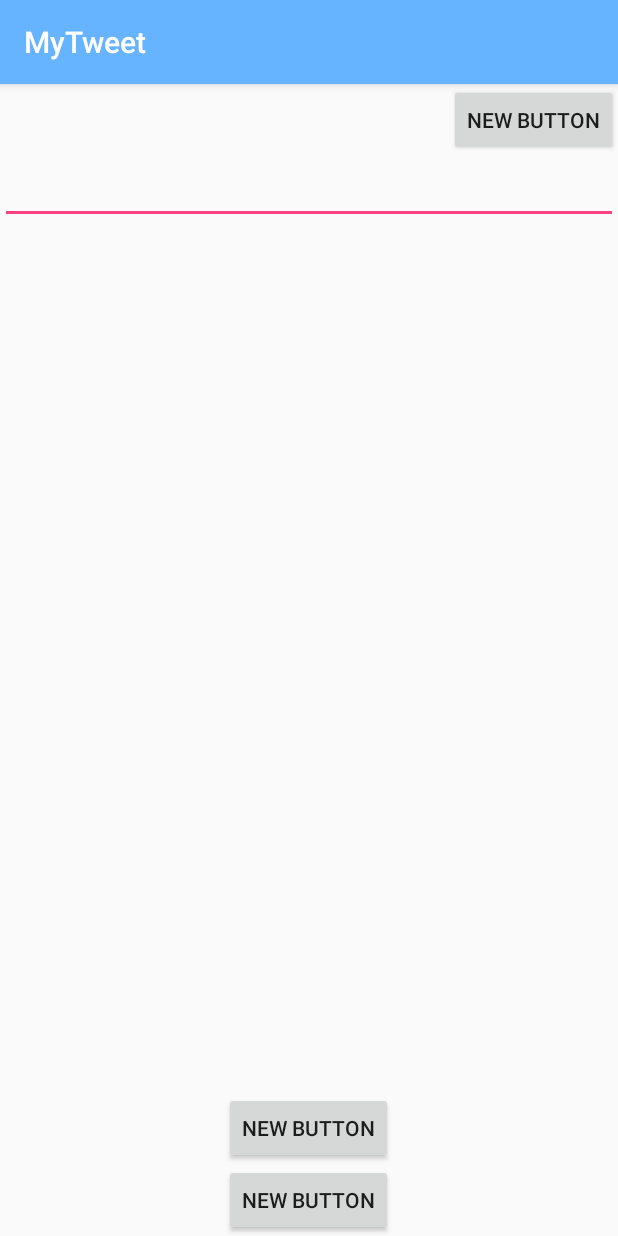
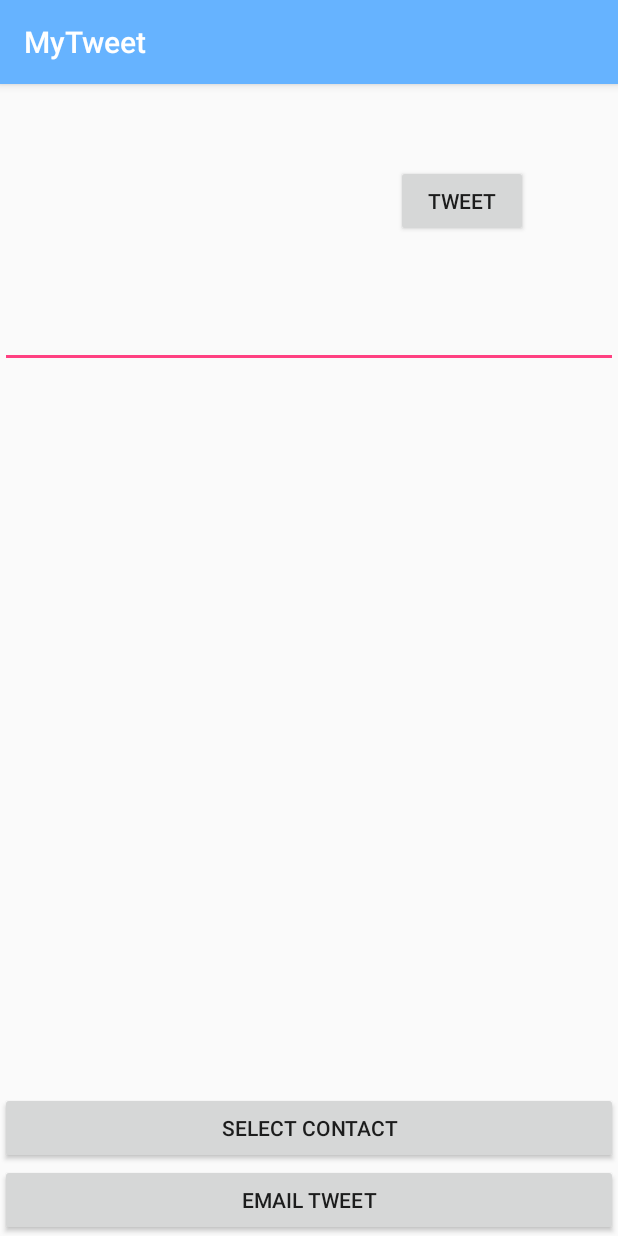
Before and after one commit to austincunningham/android-mytweet, an Android app: the MyTweet screen opened directly, with no data from a screen before it, on a phone screen of 412 x 824 dp. Run offline under Robolectric (Android 15) with nearby library versions, the phone set to English and light mode, and no system bars.

Commit message:
update mytweet layout

```diff
--- a/app/src/main/res/layout/activity_mytweet.xml
+++ b/app/src/main/res/layout/activity_mytweet.xml
@@ -6,38 +6,56 @@
     <Button
         android:layout_width="wrap_content"
         android:layout_height="wrap_content"
-        android:text="New Button"
-        android:id="@+id/button"
+        android:text="@string/selectContact"
+        android:id="@+id/selectContact"
         android:layout_gravity="right"
-        android:layout_above="@+id/button2"
-        android:layout_alignLeft="@+id/button2"
-        android:layout_alignStart="@+id/button2" />
+        android:layout_above="@+id/emailTweet"
+        android:layout_alignParentRight="true"
+        android:layout_alignParentEnd="true"
+        android:layout_alignParentLeft="true"
+        android:layout_alignParentStart="true" />
 
     <EditText
         android:layout_width="match_parent"
         android:layout_height="wrap_content"
         android:id="@+id/editText7"
         android:layout_gravity="center_horizontal"
-        android:layout_below="@+id/button5"
+        android:layout_below="@+id/Tweet"
         android:layout_alignParentLeft="true"
-        android:layout_alignParentStart="true" />
+        android:layout_alignParentStart="true"
+        android:layout_marginTop="42dp" />
 
     <Button
         android:layout_width="wrap_content"
         android:layout_height="wrap_content"
-        android:text="New Button"
-        android:id="@+id/button2"
+        android:text="@string/emailTweet"
+        android:id="@+id/emailTweet"
         android:layout_gravity="center_horizontal"
         android:layout_alignParentBottom="true"
-        android:layout_centerHorizontal="true" />
+        android:layout_alignParentLeft="true"
+        android:layout_alignParentStart="true"
+        android:layout_alignParentRight="true"
+        android:layout_alignParentEnd="true" />
 
     <Button
         android:layout_width="wrap_content"
         android:layout_height="wrap_content"
-        android:text="New Button"
-        android:id="@+id/button5"
+        android:text="@string/tweetButton"
+        android:id="@+id/Tweet"
         android:layout_gravity="center_horizontal"
+        android:layout_marginTop="54dp"
         android:layout_alignParentTop="true"
         android:layout_alignParentRight="true"
-        android:layout_alignParentEnd="true" />
+        android:layout_alignParentEnd="true"
+        android:layout_marginRight="60dp"
+        android:layout_marginEnd="60dp" />
+
+    <TextView
+        android:layout_width="wrap_content"
+        android:layout_height="wrap_content"
+        android:textAppearance="?android:attr/textAppearanceLarge"
+        android:id="@+id/characterCount"
+        android:layout_alignTop="@+id/Tweet"
+        android:layout_alignParentLeft="true"
+        android:layout_alignParentStart="true" />
 </RelativeLayout>
--- a/app/src/main/res/values/strings.xml
+++ b/app/src/main/res/values/strings.xml
@@ -14,4 +14,7 @@
     <string name="textview_signup_email_id">Email</string>
     <string name="textview_signup_password_id">Password</string>
     <string name="button_signup_view_id">Sign Up</string>
+    <string name="tweetButton">Tweet</string>
+    <string name="selectContact">Select Contact</string>
+    <string name="emailTweet">Email Tweet</string>
 </resources>
```
